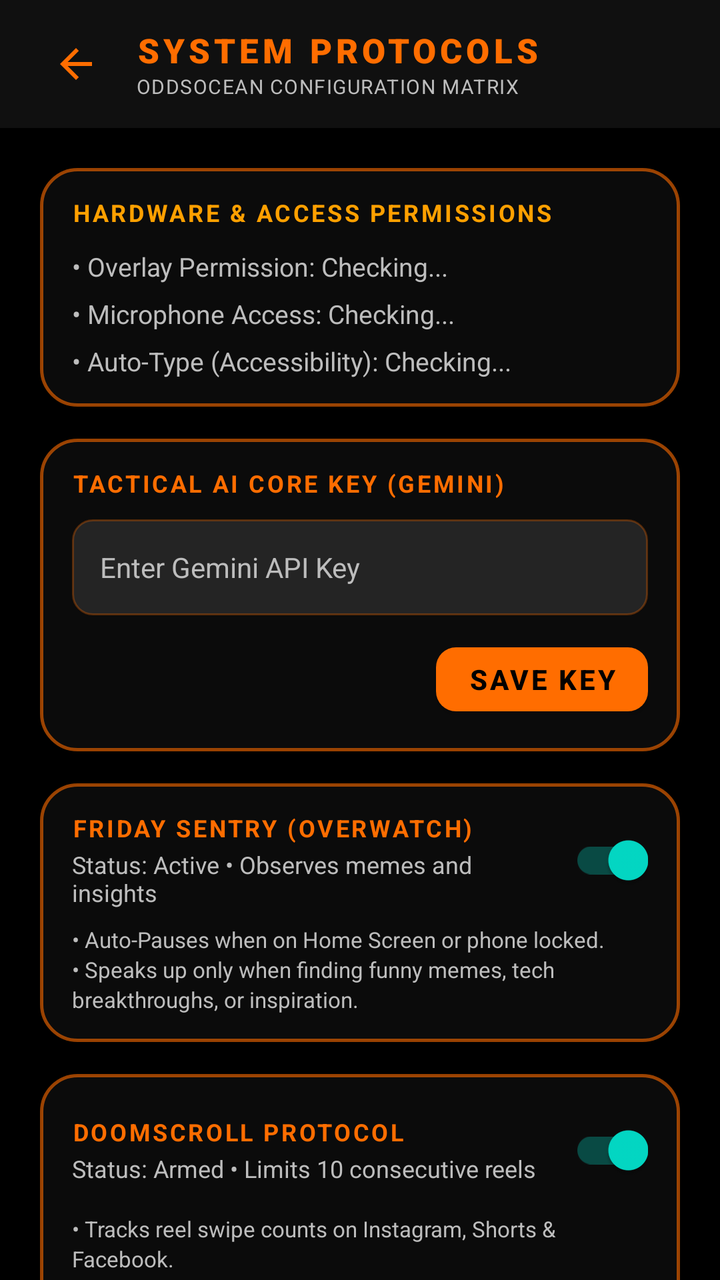
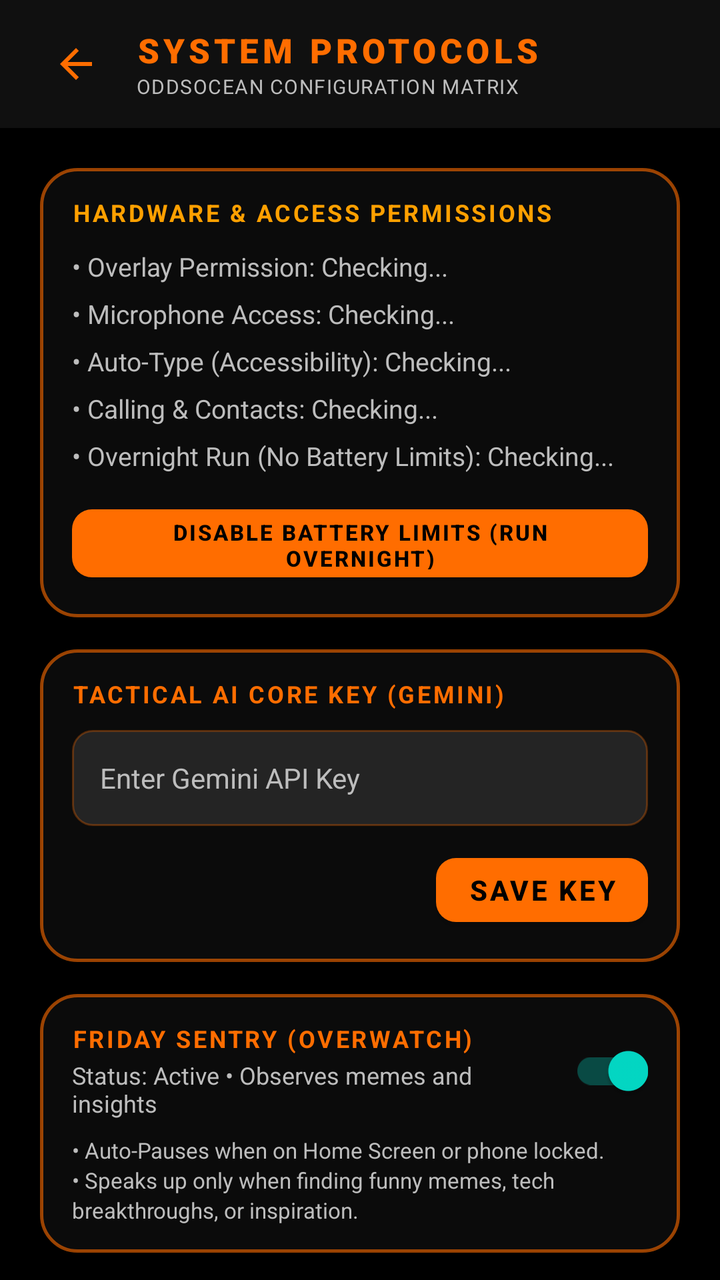

Two renders of the same Android screen: before a commit and after it. Below are the layout's source before the change and the commit's diff.
<!-- AndroidManifest.xml: activity theme Theme.Friday -->
<!-- res/layout/activity_settings.xml -->
<?xml version="1.0" encoding="utf-8"?>
<LinearLayout xmlns:android="http://schemas.android.com/apk/res/android"
    xmlns:app="http://schemas.android.com/apk/res-auto"
    android:layout_width="match_parent"
    android:layout_height="match_parent"
    android:background="@color/stark_bg_dark"
    android:orientation="vertical">

    
    <RelativeLayout
        android:layout_width="match_parent"
        android:layout_height="64dp"
        android:background="#101010"
        android:paddingHorizontal="16dp">

        <ImageButton
            android:id="@+id/btnBack"
            android:layout_width="44dp"
            android:layout_height="44dp"
            android:layout_alignParentStart="true"
            android:layout_centerVertical="true"
            android:background="?attr/selectableItemBackgroundBorderless"
            android:contentDescription="Back"
            android:src="@drawable/ic_back_arrow" />

        <LinearLayout
            android:layout_width="wrap_content"
            android:layout_height="wrap_content"
            android:layout_centerVertical="true"
            android:layout_marginStart="8dp"
            android:layout_toEndOf="@id/btnBack"
            android:orientation="vertical">

            <TextView
                android:layout_width="wrap_content"
                android:layout_height="wrap_content"
                android:fontFamily="sans-serif-black"
                android:letterSpacing="0.12"
                android:text="SYSTEM PROTOCOLS"
                android:textColor="@color/stark_cyan"
                android:textSize="17sp" />

            <TextView
                android:layout_width="wrap_content"
                android:layout_height="wrap_content"
                android:letterSpacing="0.05"
                android:text="ODDSOCEAN CONFIGURATION MATRIX"
                android:textColor="@color/stark_text_dim"
                android:textSize="10sp" />
        </LinearLayout>
    </RelativeLayout>

    <ScrollView
        android:layout_width="match_parent"
        android:layout_height="match_parent"
        android:fillViewport="true">

        <LinearLayout
            android:layout_width="match_parent"
            android:layout_height="wrap_content"
            android:orientation="vertical"
            android:padding="20dp">

            
            <LinearLayout
                android:id="@+id/cardStatus"
                android:layout_width="match_parent"
                android:layout_height="wrap_content"
                android:background="@drawable/bg_hud_card"
                android:orientation="vertical">

                <TextView
                    android:layout_width="wrap_content"
                    android:layout_height="wrap_content"
                    android:letterSpacing="0.1"
                    android:text="HARDWARE &amp; ACCESS PERMISSIONS"
                    android:textColor="@color/stark_gold"
                    android:textSize="12sp"
                    android:textStyle="bold" />

                <TextView
                    android:id="@+id/tvOverlayPermissionStatus"
                    android:layout_width="wrap_content"
                    android:layout_height="wrap_content"
                    android:layout_marginTop="10dp"
                    android:text="• Overlay Permission: Checking..."
                    android:textColor="@color/stark_text_dim"
                    android:textSize="13sp" />

                <TextView
                    android:id="@+id/tvMicPermissionStatus"
                    android:layout_width="wrap_content"
                    android:layout_height="wrap_content"
                    android:layout_marginTop="6dp"
                    android:text="• Microphone Access: Checking..."
                    android:textColor="@color/stark_text_dim"
                    android:textSize="13sp" />

                <TextView
                    android:id="@+id/tvAccessibilityPermissionStatus"
                    android:layout_width="wrap_content"
                    android:layout_height="wrap_content"
                    android:layout_marginTop="6dp"
                    android:text="• Auto-Type (Accessibility): Checking..."
                    android:textColor="@color/stark_text_dim"
                    android:textSize="13sp" />
            </LinearLayout>

            
            <LinearLayout
                android:id="@+id/cardApiKey"
                android:layout_width="match_parent"
                android:layout_height="wrap_content"
                android:layout_marginTop="16dp"
                android:background="@drawable/bg_hud_card"
                android:orientation="vertical">

                <TextView
                    android:layout_width="wrap_content"
                    android:layout_height="wrap_content"
                    android:letterSpacing="0.1"
                    android:text="TACTICAL AI CORE KEY (GEMINI)"
                    android:textColor="@color/stark_cyan"
                    android:textSize="12sp"
                    android:textStyle="bold" />

                <EditText
                    android:id="@+id/etApiKey"
                    android:layout_width="match_parent"
                    android:layout_height="48dp"
                    android:layout_marginTop="10dp"
                    android:background="@drawable/bg_input_field"
                    android:hint="@string/api_key_hint"
                    android:inputType="textPassword"
                    android:paddingHorizontal="14dp"
                    android:textColor="@color/stark_text_white"
                    android:textColorHint="@color/stark_text_dim"
                    android:textSize="14sp" />

                <com.google.android.material.button.MaterialButton
                    android:id="@+id/btnSaveApiKey"
                    android:layout_width="wrap_content"
                    android:layout_height="44dp"
                    android:layout_gravity="end"
                    android:layout_marginTop="10dp"
                    app:cornerRadius="10dp"
                    app:backgroundTint="#FF6D00"
                    android:text="@string/save_api_key"
                    android:textColor="#000000"
                    android:textStyle="bold" />
            </LinearLayout>

            
            <LinearLayout
                android:id="@+id/cardOverwatch"
                android:layout_width="match_parent"
                android:layout_height="wrap_content"
                android:layout_marginTop="16dp"
                android:background="@drawable/bg_hud_card"
                android:orientation="vertical">

                <RelativeLayout
                    android:layout_width="match_parent"
                    android:layout_height="wrap_content">

                    <LinearLayout
                        android:layout_width="wrap_content"
                        android:layout_height="wrap_content"
                        android:layout_alignParentStart="true"
                        android:layout_centerVertical="true"
                        android:layout_toStartOf="@id/switchOverwatch"
                        android:orientation="vertical">

                        <TextView
                            android:layout_width="wrap_content"
                            android:layout_height="wrap_content"
                            android:letterSpacing="0.1"
                            android:text="FRIDAY SENTRY (OVERWATCH)"
                            android:textColor="@color/stark_cyan"
                            android:textSize="12sp"
                            android:textStyle="bold" />

                        <TextView
                            android:id="@+id/tvOverwatchState"
                            android:layout_width="wrap_content"
                            android:layout_height="wrap_content"
                            android:layout_marginTop="2dp"
                            android:text="Status: Active • Observes memes and insights"
                            android:textColor="@color/stark_text_dim"
                            android:textSize="12sp" />
                    </LinearLayout>

                    <androidx.appcompat.widget.SwitchCompat
                        android:id="@+id/switchOverwatch"
                        android:layout_width="wrap_content"
                        android:layout_height="wrap_content"
                        android:layout_alignParentEnd="true"
                        android:layout_centerVertical="true"
                        android:checked="true" />
                </RelativeLayout>

                <TextView
                    android:id="@+id/tvUsageAccessPrompt"
                    android:layout_width="match_parent"
                    android:layout_height="wrap_content"
                    android:layout_marginTop="8dp"
                    android:lineSpacingExtra="2dp"
                    android:text="• Auto-Pauses when on Home Screen or phone locked.\n• Speaks up only when finding funny memes, tech breakthroughs, or inspiration."
                    android:textColor="@color/stark_text_dim"
                    android:textSize="11sp" />
            </LinearLayout>

            
            <LinearLayout
                android:id="@+id/cardDoomscroll"
                android:layout_width="match_parent"
                android:layout_height="wrap_content"
                android:layout_marginTop="16dp"
                android:background="@drawable/bg_hud_card"
                android:orientation="vertical">

                <RelativeLayout
                    android:layout_width="match_parent"
                    android:layout_height="wrap_content">

                    <LinearLayout
                        android:layout_width="wrap_content"
                        android:layout_height="wrap_content"
                        android:layout_alignParentStart="true"
                        android:layout_centerVertical="true"
                        android:layout_toStartOf="@id/switchDoomscroll"
                        android:orientation="vertical">

                        <TextView
                            android:layout_width="wrap_content"
                            android:layout_height="wrap_content"
                            android:letterSpacing="0.1"
                            android:text="DOOMSCROLL PROTOCOL"
                            android:textColor="@color/stark_cyan"
                            android:textSize="12sp"
                            android:textStyle="bold" />

                        <TextView
                            android:id="@+id/tvDoomscrollState"
                            android:layout_width="wrap_content"
                            android:layout_height="wrap_content"
                            android:layout_marginTop="2dp"
                            android:text="Status: Armed • Limits 10 consecutive reels"
                            android:textColor="@color/stark_text_dim"
                            android:textSize="12sp" />
                    </LinearLayout>

                    <androidx.appcompat.widget.SwitchCompat
                        android:id="@+id/switchDoomscroll"
                        android:layout_width="wrap_content"
                        android:layout_height="wrap_content"
                        android:layout_alignParentEnd="true"
                        android:layout_centerVertical="true"
                        android:checked="true" />
                </RelativeLayout>

                <TextView
                    android:layout_width="match_parent"
                    android:layout_height="wrap_content"
                    android:layout_marginTop="8dp"
                    android:lineSpacingExtra="2dp"
                    android:text="• Tracks reel swipe counts on Instagram, Shorts &amp; Facebook.\n• Intervenes with vocal quip &amp; whisper after 10 continuous reels."
                    android:textColor="@color/stark_text_dim"
                    android:textSize="11sp" />
            </LinearLayout>

            
            <LinearLayout
                android:id="@+id/cardWakeWord"
                android:layout_width="match_parent"
                android:layout_height="wrap_content"
                android:layout_marginTop="16dp"
                android:background="@drawable/bg_hud_card"
                android:orientation="vertical">

                <RelativeLayout
                    android:layout_width="match_parent"
                    android:layout_height="wrap_content">

                    <LinearLayout
                        android:layout_width="wrap_content"
                        android:layout_height="wrap_content"
                        android:layout_alignParentStart="true"
                        android:layout_centerVertical="true"
                        android:layout_toStartOf="@id/switchWakeWord"
                        android:orientation="vertical">

                        <TextView
                            android:layout_width="wrap_content"
                            android:layout_height="wrap_content"
                            android:letterSpacing="0.1"
                            android:text="HANDS-FREE CALL WORD (WAKE WORD)"
                            android:textColor="@color/stark_cyan"
                            android:textSize="12sp"
                            android:textStyle="bold" />

                        <TextView
                            android:id="@+id/tvWakeWordState"
                            android:layout_width="wrap_content"
                            android:layout_height="wrap_content"
                            android:layout_marginTop="2dp"
                            android:text="Status: ACTIVE • Say 'Friday' or 'Hey Friday'"
                            android:textColor="@color/stark_cyan"
                            android:textSize="12sp" />
                    </LinearLayout>

                    <androidx.appcompat.widget.SwitchCompat
                        android:id="@+id/switchWakeWord"
                        android:layout_width="wrap_content"
                        android:layout_height="wrap_content"
                        android:layout_alignParentEnd="true"
                        android:layout_centerVertical="true"
                        android:checked="true" />
                </RelativeLayout>

                <TextView
                    android:layout_width="match_parent"
                    android:layout_height="wrap_content"
                    android:layout_marginTop="10dp"
                    android:lineSpacingExtra="3dp"
                    android:text="• 100% Free &amp; Offline — Zero API keys required!\n• Just say 'Friday' or 'Hey Friday' anywhere on your phone.\n• Arc Reactor will wake up asking: 'Yes Boss?'"
                    android:textColor="@color/stark_text_dim"
                    android:textSize="11sp" />
            </LinearLayout>

            
            <LinearLayout
                android:id="@+id/cardMorningGreeting"
                android:layout_width="match_parent"
                android:layout_height="wrap_content"
                android:layout_marginTop="16dp"
                android:background="@drawable/bg_hud_card"
                android:orientation="vertical">

                <RelativeLayout
                    android:layout_width="match_parent"
                    android:layout_height="wrap_content">

                    <LinearLayout
                        android:layout_width="wrap_content"
                        android:layout_height="wrap_content"
                        android:layout_alignParentStart="true"
                        android:layout_centerVertical="true"
                        android:layout_toStartOf="@id/switchMorningGreeting"
                        android:orientation="vertical">

                        <TextView
                            android:layout_width="wrap_content"
                            android:layout_height="wrap_content"
                            android:letterSpacing="0.1"
                            android:text="MORNING FIRST-UNLOCK BRIEFING"
                            android:textColor="@color/stark_cyan"
                            android:textSize="12sp"
                            android:textStyle="bold" />

                        <TextView
                            android:id="@+id/tvMorningGreetingState"
                            android:layout_width="wrap_content"
                            android:layout_height="wrap_content"
                            android:layout_marginTop="2dp"
                            android:text="Status: ACTIVE • Greets on first unlock (5 AM - 12 PM)"
                            android:textColor="@color/stark_cyan"
                            android:textSize="12sp" />
                    </LinearLayout>

                    <androidx.appcompat.widget.SwitchCompat
                        android:id="@+id/switchMorningGreeting"
                        android:layout_width="wrap_content"
                        android:layout_height="wrap_content"
                        android:layout_alignParentEnd="true"
                        android:layout_centerVertical="true"
                        android:checked="true" />
                </RelativeLayout>

                <TextView
                    android:layout_width="match_parent"
                    android:layout_height="wrap_content"
                    android:layout_marginTop="10dp"
                    android:lineSpacingExtra="2dp"
                    android:text="• Delivers a vocal morning greeting when you first unlock your device in the morning.\n• Arc Reactor pulses and Friday briefs you with your custom name and status."
                    android:textColor="@color/stark_text_dim"
                    android:textSize="11sp" />

                <com.google.android.material.button.MaterialButton
                    android:id="@+id/btnTestMorningGreeting"
                    android:layout_width="wrap_content"
                    android:layout_height="40dp"
                    android:layout_gravity="end"
                    android:layout_marginTop="8dp"
                    app:cornerRadius="8dp"
                    app:strokeColor="@color/stark_cyan"
                    app:strokeWidth="1dp"
                    style="@style/Widget.MaterialComponents.Button.OutlinedButton"
                    android:text="TEST MORNING BRIEFING"
                    android:textColor="@color/stark_cyan"
                    android:textSize="11sp"
                    android:textStyle="bold" />
            </LinearLayout>

            
            <LinearLayout
                android:id="@+id/cardPersonalContext"
                android:layout_width="match_parent"
                android:layout_height="wrap_content"
                android:layout_marginTop="16dp"
                android:layout_marginBottom="24dp"
                android:background="@drawable/bg_hud_card"
                android:orientation="vertical">

                <LinearLayout
                    android:layout_width="match_parent"
                    android:layout_height="wrap_content"
                    android:gravity="center_vertical"
                    android:orientation="horizontal">

                    <TextView
                        android:layout_width="0dp"
                        android:layout_height="wrap_content"
                        android:layout_weight="1"
                        android:letterSpacing="0.1"
                        android:text="BOSS PERSONAL CONTEXT &amp; PROFILE"
                        android:textColor="@color/stark_gold"
                        android:textSize="12sp"
                        android:textStyle="bold" />

                    <TextView
                        android:layout_width="wrap_content"
                        android:layout_height="wrap_content"
                        android:background="@drawable/bg_status_pill"
                        android:paddingHorizontal="6dp"
                        android:paddingVertical="2dp"
                        android:text="LOCAL ONLY"
                        android:textColor="@color/stark_cyan"
                        android:textSize="9sp"
                        android:textStyle="bold" />
                </LinearLayout>

                <TextView
                    android:layout_width="match_parent"
                    android:layout_height="wrap_content"
                    android:layout_marginTop="6dp"
                    android:lineSpacingExtra="2dp"
                    android:text="🔒 Stored strictly in local private storage on this device. Never committed or pushed to GitHub! Friday injects this context to personalize conversations, quips, and sentry alerts."
                    android:textColor="@color/stark_text_dim"
                    android:textSize="11sp" />

                <EditText
                    android:id="@+id/etUserContext"
                    android:layout_width="match_parent"
                    android:layout_height="wrap_content"
                    android:layout_marginTop="10dp"
                    android:background="@drawable/bg_input_field"
                    android:gravity="top|start"
                    android:hint="Example:\nName: Sharma\nRole: Android &amp; AI Engineer\nGoals: Wake up 6 AM, complete Friday app, daily gym\nRules: Remind me about coding, stop me if I waste time"
                    android:inputType="textMultiLine|textCapSentences"
                    android:minLines="5"
                    android:maxLines="10"
                    android:padding="12dp"
                    android:textColor="@color/stark_text_white"
                    android:textColorHint="@color/stark_text_dim"
                    android:textSize="13sp" />

                <LinearLayout
                    android:layout_width="match_parent"
                    android:layout_height="wrap_content"
                    android:layout_marginTop="10dp"
                    android:gravity="end"
                    android:orientation="horizontal">

                    <com.google.android.material.button.MaterialButton
                        android:id="@+id/btnDefaultUserContext"
                        style="@style/Widget.MaterialComponents.Button.TextButton"
                        android:layout_width="wrap_content"
                        android:layout_height="44dp"
                        android:layout_marginEnd="8dp"
                        android:text="LOAD TEMPLATE"
                        android:textColor="@color/stark_cyan"
                        android:textSize="11sp"
                        android:textStyle="bold" />

                    <com.google.android.material.button.MaterialButton
                        android:id="@+id/btnSaveUserContext"
                        android:layout_width="wrap_content"
                        android:layout_height="44dp"
                        app:backgroundTint="#FF6D00"
                        app:cornerRadius="10dp"
                        android:text="SAVE PROFILE"
                        android:textColor="#000000"
                        android:textStyle="bold" />
                </LinearLayout>
            </LinearLayout>

        </LinearLayout>
    </ScrollView>
</LinearLayout>
<!-- resources referenced by this layout -->
<resources>
  <color name="stark_bg_dark">#000000</color>
  <color name="stark_cyan">#FF6D00</color>
  <color name="stark_gold">#FFA000</color>
  <color name="stark_text_dim">#BDBDBD</color>
  <color name="stark_text_white">#FFFFFF</color>
  <!-- drawable bg_hud_card (drawable) -->
  <?xml version="1.0" encoding="utf-8"?>
  <shape xmlns:android="http://schemas.android.com/apk/res/android"
      android:shape="rectangle">
      <corners android:radius="18dp" />
      <solid android:color="#F50C0C0C" />
      <stroke
          android:width="1.5dp"
          android:color="#99FF6D00" />
      <padding
          android:bottom="14dp"
          android:left="16dp"
          android:right="16dp"
          android:top="14dp" />
  </shape>
  <!-- drawable bg_input_field (drawable) -->
  <?xml version="1.0" encoding="utf-8"?>
  <shape xmlns:android="http://schemas.android.com/apk/res/android"
      android:shape="rectangle">
      <corners android:radius="10dp" />
      <solid android:color="#1AFFFFFF" />
      <stroke
          android:width="1dp"
          android:color="#4DFF6D00" />
  </shape>
  <!-- drawable bg_status_pill (drawable) -->
  <?xml version="1.0" encoding="utf-8"?>
  <shape xmlns:android="http://schemas.android.com/apk/res/android"
      android:shape="rectangle">
      <corners android:radius="20dp" />
      <solid android:color="#14FFFFFF" />
      <stroke
          android:width="1dp"
          android:color="#24FFFFFF" />
      <padding
          android:left="10dp"
          android:top="5dp"
          android:right="10dp"
          android:bottom="5dp" />
  </shape>
  <!-- drawable ic_back_arrow (drawable) -->
  <vector xmlns:android="http://schemas.android.com/apk/res/android"
      android:width="24dp"
      android:height="24dp"
      android:viewportWidth="24"
      android:viewportHeight="24">
      <path
          android:fillColor="#FF6D00"
          android:pathData="M20,11H7.83l5.59,-5.59L12,4l-8,8 8,8 1.41,-1.41L7.83,13H20v-2z"/>
  </vector>
  <string name="api_key_hint">Enter Gemini API Key</string>
  <string name="save_api_key">Save Key</string>
  <style name="Theme.Friday" parent="Theme.MaterialComponents.DayNight.NoActionBar">
          <item name="colorPrimary">@color/stark_cyan</item>
          <item name="colorPrimaryVariant">@color/stark_cyan_dark</item>
          <item name="colorOnPrimary">@color/stark_bg_dark</item>
          <item name="android:statusBarColor">@color/stark_bg_dark</item>
          <item name="android:windowBackground">@color/stark_bg_dark</item>
      </style>
  <color name="stark_cyan_dark">#E65100</color>
</resources>

<!-- the commit's change to res/layout/activity_settings.xml (unified diff, before → after) -->
@@ -104,6 +104,36 @@
                     android:text="• Auto-Type (Accessibility): Checking..."
                     android:textColor="@color/stark_text_dim"
                     android:textSize="13sp" />
+
+                <TextView
+                    android:id="@+id/tvTelephonyPermissionStatus"
+                    android:layout_width="wrap_content"
+                    android:layout_height="wrap_content"
+                    android:layout_marginTop="6dp"
+                    android:text="• Calling &amp; Contacts: Checking..."
+                    android:textColor="@color/stark_text_dim"
+                    android:textSize="13sp" />
+
+                <TextView
+                    android:id="@+id/tvBatteryOptimizationStatus"
+                    android:layout_width="wrap_content"
+                    android:layout_height="wrap_content"
+                    android:layout_marginTop="6dp"
+                    android:text="• Overnight Run (No Battery Limits): Checking..."
+                    android:textColor="@color/stark_text_dim"
+                    android:textSize="13sp" />
+
+                <com.google.android.material.button.MaterialButton
+                    android:id="@+id/btnDisableBatteryRestrictions"
+                    android:layout_width="match_parent"
+                    android:layout_height="46dp"
+                    android:layout_marginTop="12dp"
+                    app:cornerRadius="10dp"
+                    app:backgroundTint="#FF6D00"
+                    android:text="DISABLE BATTERY LIMITS (RUN OVERNIGHT)"
+                    android:textColor="#000000"
+                    android:textSize="11sp"
+                    android:textStyle="bold" />
             </LinearLayout>
 
             
@@ -323,7 +353,7 @@
                     android:layout_height="wrap_content"
                     android:layout_marginTop="10dp"
                     android:lineSpacingExtra="3dp"
-                    android:text="• 100% Free &amp; Offline — Zero API keys required!\n• Just say 'Friday' or 'Hey Friday' anywhere on your phone.\n• Arc Reactor will wake up asking: 'Yes Boss?'"
+                    android:text="• 100% Free &amp; Offline — Zero API keys required!\n• Just say 'Friday' or 'Hey Friday' anywhere on your phone.\n• Arc Reactor will wake up asking: 'Yes Sir?'"
                     android:textColor="@color/stark_text_dim"
                     android:textSize="11sp" />
             </LinearLayout>
@@ -404,6 +434,64 @@
 
             
             <LinearLayout
+                android:id="@+id/cardCallProxy"
+                android:layout_width="match_parent"
+                android:layout_height="wrap_content"
+                android:layout_marginTop="16dp"
+                android:background="@drawable/bg_hud_card"
+                android:orientation="vertical">
+
+                <RelativeLayout
+                    android:layout_width="match_parent"
+                    android:layout_height="wrap_content">
+
+                    <TextView
+                        android:layout_width="wrap_content"
+                        android:layout_height="wrap_content"
+                        android:layout_alignParentStart="true"
+                        android:letterSpacing="0.1"
+                        android:text="AUTONOMOUS IN-CALL PROXY AGENT"
+                        android:textColor="@color/stark_gold"
+                        android:textSize="12sp"
+                        android:textStyle="bold" />
+                </RelativeLayout>
+
+                <TextView
+                    android:id="@+id/tvCallProxyState"
+                    android:layout_width="wrap_content"
+                    android:layout_height="wrap_content"
+                    android:layout_marginTop="4dp"
+                    android:text="Status: ACTIVE • Speaks on Sir's Behalf (&lt;300ms)"
+                    android:textColor="@color/stark_cyan"
+                    android:textSize="11sp" />
+
+                <TextView
+                    android:layout_width="wrap_content"
+                    android:layout_height="wrap_content"
+                    android:layout_marginTop="10dp"
+                    android:lineSpacingExtra="3dp"
+                    android:text="• Say: &quot;Friday, Rahul ko call lagao&quot; or &quot;Call 9876543210&quot; to dial.\n• When phone rings, say &quot;Friday, tum mere behalf pe baat kar lo&quot; or &quot;Call uthao&quot;.\n• Friday auto-answers, enables speakerphone, introduces herself politely, takes messages, and uses instant barge-in if interrupted.\n• Disconnecting automatically briefs you with caller summary."
+                    android:textColor="@color/stark_text_dim"
+                    android:textSize="11sp" />
+
+                <com.google.android.material.button.MaterialButton
+                    android:id="@+id/btnTestCallProxyIntro"
+                    style="@style/Widget.MaterialComponents.Button.OutlinedButton"
+                    android:layout_width="wrap_content"
+                    android:layout_height="40dp"
+                    android:layout_gravity="end"
+                    android:layout_marginTop="12dp"
+                    app:cornerRadius="8dp"
+                    app:strokeColor="@color/stark_gold"
+                    app:strokeWidth="1dp"
+                    android:text="TEST CALL PROXY INTRO"
+                    android:textColor="@color/stark_gold"
+                    android:textSize="11sp"
+                    android:textStyle="bold" />
+            </LinearLayout>
+
+            
+            <LinearLayout
                 android:id="@+id/cardPersonalContext"
                 android:layout_width="match_parent"
                 android:layout_height="wrap_content"
@@ -423,7 +511,7 @@
                         android:layout_height="wrap_content"
                         android:layout_weight="1"
                         android:letterSpacing="0.1"
-                        android:text="BOSS PERSONAL CONTEXT &amp; PROFILE"
+                        android:text="SIR'S PERSONAL CONTEXT &amp; PROFILE"
                         android:textColor="@color/stark_gold"
                         android:textSize="12sp"
                         android:textStyle="bold" />
